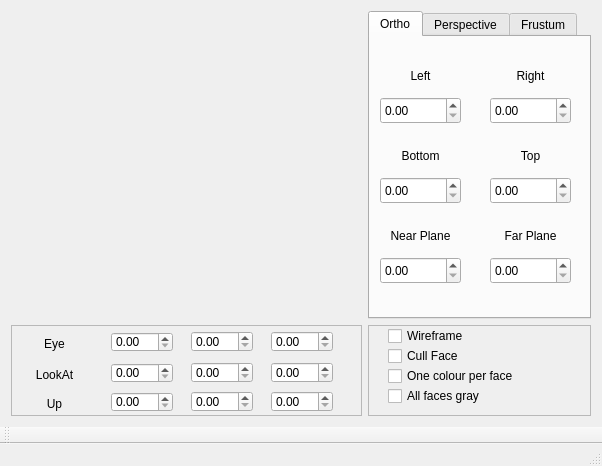
Before: the Qt Designer form OFFViewer/mainwindow.ui in AndersonQ/OFF.Viewer, drawn with Qt 5.
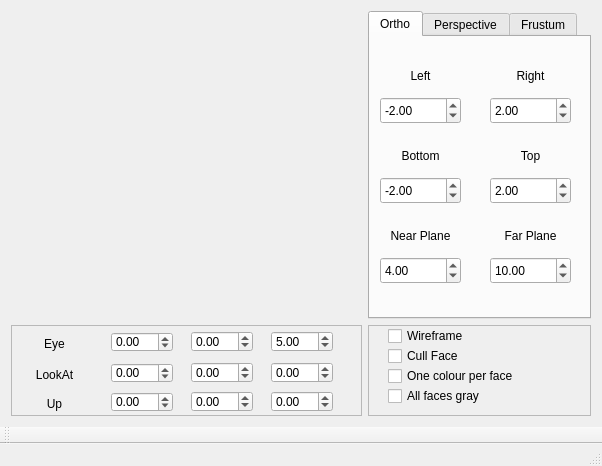
After: the same form once the commit is applied. The open tabs and pages were chosen to show the change. Custom widgets are drawn as their Qt base class.

Commit message: Changed attributes of ui itens

```diff
--- a/OFFViewer/mainwindow.ui
+++ b/OFFViewer/mainwindow.ui
@@ -49,6 +49,15 @@
           <height>27</height>
          </rect>
         </property>
+        <property name="minimum">
+         <double>0.000000000000000</double>
+        </property>
+        <property name="maximum">
+         <double>100.000000000000000</double>
+        </property>
+        <property name="value">
+         <double>10.000000000000000</double>
+        </property>
        </widget>
        <widget class="QDoubleSpinBox" name="doubleSpinBox_6">
         <property name="geometry">
@@ -59,6 +68,15 @@
           <height>27</height>
          </rect>
         </property>
+        <property name="minimum">
+         <double>-100.000000000000000</double>
+        </property>
+        <property name="maximum">
+         <double>100.000000000000000</double>
+        </property>
+        <property name="value">
+         <double>4.000000000000000</double>
+        </property>
        </widget>
        <widget class="QLabel" name="label_6">
         <property name="geometry">
@@ -117,6 +135,15 @@
           <height>27</height>
          </rect>
         </property>
+        <property name="minimum">
+         <double>-100.000000000000000</double>
+        </property>
+        <property name="maximum">
+         <double>100.000000000000000</double>
+        </property>
+        <property name="value">
+         <double>-2.000000000000000</double>
+        </property>
        </widget>
        <widget class="QDoubleSpinBox" name="doubleSpinBox_8">
         <property name="geometry">
@@ -127,6 +154,15 @@
           <height>27</height>
          </rect>
         </property>
+        <property name="minimum">
+         <double>-100.000000000000000</double>
+        </property>
+        <property name="maximum">
+         <double>100.000000000000000</double>
+        </property>
+        <property name="value">
+         <double>2.000000000000000</double>
+        </property>
        </widget>
        <widget class="QLabel" name="label_9">
         <property name="geometry">
@@ -169,6 +205,15 @@
           <height>27</height>
          </rect>
         </property>
+        <property name="minimum">
+         <double>-100.000000000000000</double>
+        </property>
+        <property name="maximum">
+         <double>100.000000000000000</double>
+        </property>
+        <property name="value">
+         <double>-2.000000000000000</double>
+        </property>
        </widget>
        <widget class="QDoubleSpinBox" name="doubleSpinBox_10">
         <property name="geometry">
@@ -179,6 +224,15 @@
           <height>27</height>
          </rect>
         </property>
+        <property name="minimum">
+         <double>-100.000000000000000</double>
+        </property>
+        <property name="maximum">
+         <double>100.000000000000000</double>
+        </property>
+        <property name="value">
+         <double>2.000000000000000</double>
+        </property>
        </widget>
        <widget class="QLabel" name="label_11">
         <property name="geometry">
@@ -553,6 +607,15 @@
          <height>21</height>
         </rect>
        </property>
+       <property name="minimum">
+        <double>-100.000000000000000</double>
+       </property>
+       <property name="maximum">
+        <double>100.000000000000000</double>
+       </property>
+       <property name="value">
+        <double>5.000000000000000</double>
+       </property>
       </widget>
       <widget class="QLabel" name="label_19">
        <property name="geometry">
@@ -579,6 +642,12 @@
          <height>21</height>
         </rect>
        </property>
+       <property name="minimum">
+        <double>-100.000000000000000</double>
+       </property>
+       <property name="maximum">
+        <double>100.000000000000000</double>
+       </property>
       </widget>
       <widget class="QDoubleSpinBox" name="doubleSpinBox_23">
        <property name="geometry">
@@ -589,6 +658,12 @@
          <height>20</height>
         </rect>
        </property>
+       <property name="minimum">
+        <double>-100.000000000000000</double>
+       </property>
+       <property name="maximum">
+        <double>100.000000000000000</double>
+       </property>
       </widget>
       <widget class="QDoubleSpinBox" name="doubleSpinBox_20">
        <property name="geometry">
@@ -599,6 +674,12 @@
          <height>21</height>
         </rect>
        </property>
+       <property name="minimum">
+        <double>-100.000000000000000</double>
+       </property>
+       <property name="maximum">
+        <double>100.000000000000000</double>
+       </property>
       </widget>
       <widget class="QDoubleSpinBox" name="doubleSpinBox_24">
        <property name="geometry">
@@ -609,6 +690,12 @@
          <height>21</height>
         </rect>
        </property>
+       <property name="minimum">
+        <double>-100.000000000000000</double>
+       </property>
+       <property name="maximum">
+        <double>100.000000000000000</double>
+       </property>
       </widget>
       <widget class="QDoubleSpinBox" name="doubleSpinBox_25">
        <property name="geometry">
@@ -619,6 +706,12 @@
          <height>21</height>
         </rect>
        </property>
+       <property name="minimum">
+        <double>-100.000000000000000</double>
+       </property>
+       <property name="maximum">
+        <double>100.000000000000000</double>
+       </property>
       </widget>
       <widget class="QDoubleSpinBox" name="doubleSpinBox_21">
        <property name="geometry">
@@ -629,6 +722,12 @@
          <height>21</height>
         </rect>
        </property>
+       <property name="minimum">
+        <double>-100.000000000000000</double>
+       </property>
+       <property name="maximum">
+        <double>100.000000000000000</double>
+       </property>
       </widget>
       <widget class="QDoubleSpinBox" name="doubleSpinBox_18">
        <property name="geometry">
@@ -639,6 +738,12 @@
          <height>20</height>
         </rect>
        </property>
+       <property name="minimum">
+        <double>-100.000000000000000</double>
+       </property>
+       <property name="maximum">
+        <double>100.000000000000000</double>
+       </property>
       </widget>
       <widget class="QDoubleSpinBox" name="doubleSpinBox_26">
        <property name="geometry">
@@ -649,6 +754,12 @@
          <height>20</height>
         </rect>
        </property>
+       <property name="minimum">
+        <double>-100.000000000000000</double>
+       </property>
+       <property name="maximum">
+        <double>100.000000000000000</double>
+       </property>
       </widget>
       <widget class="QLabel" name="label_21">
        <property name="geometry">
```
Left out of the diff: 101 changed lines with no effect on the pictures.
